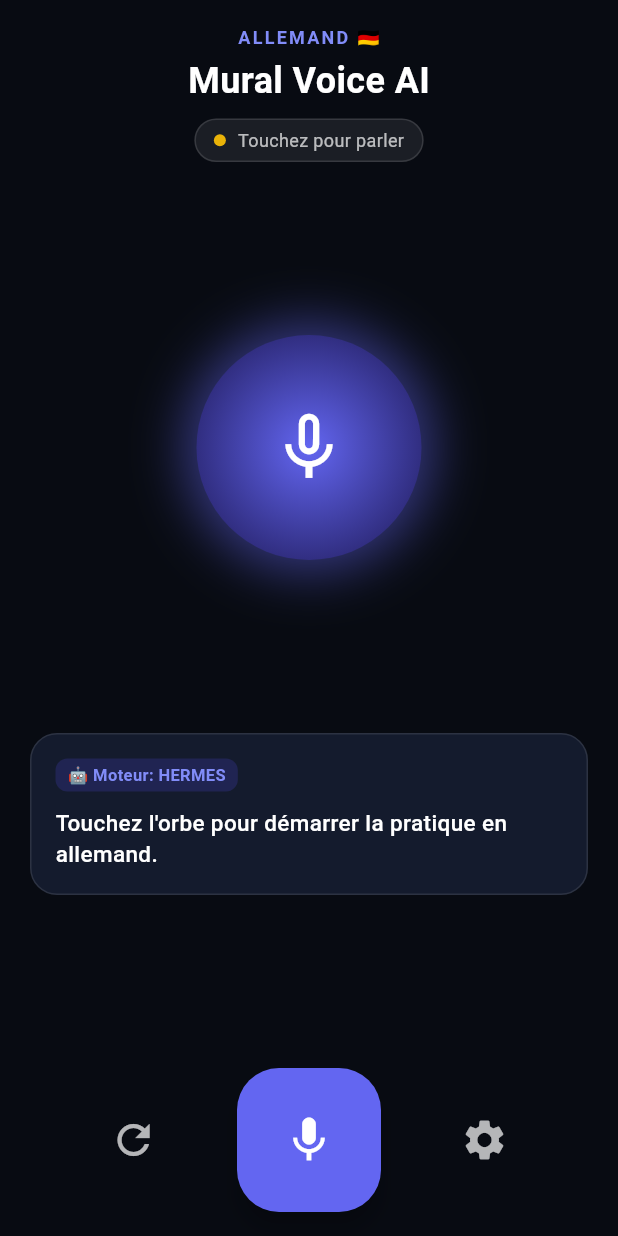
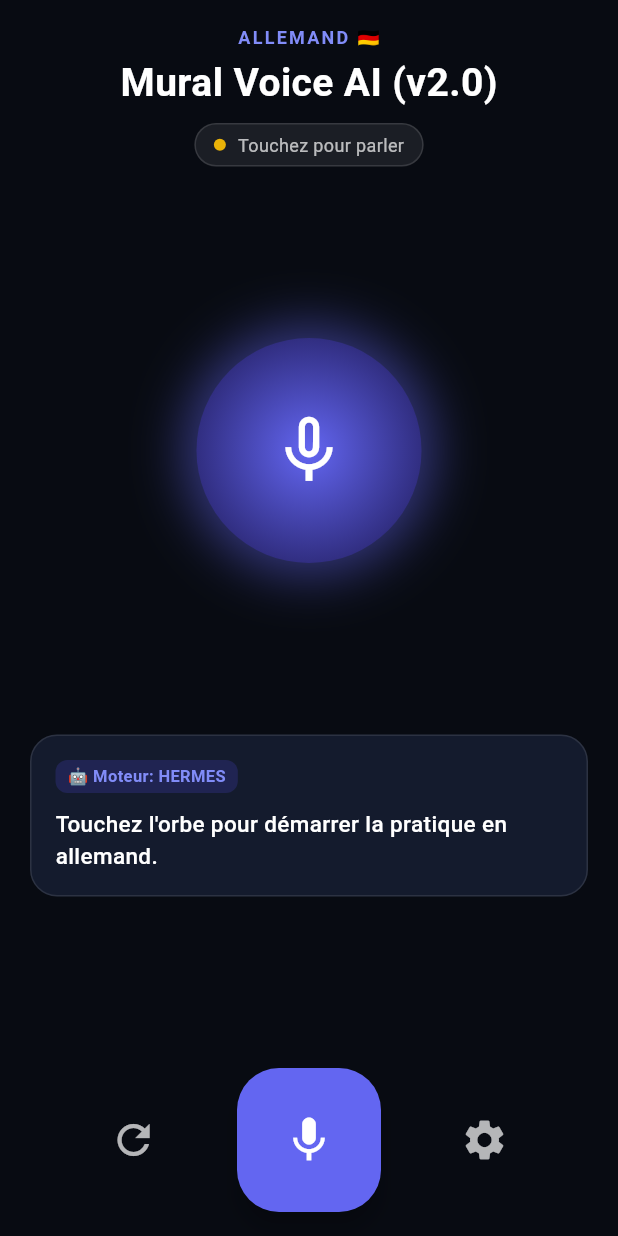
Before and after one commit to ia2213/quran-app-ios, a Flutter app: the screen it shows after launch, on a phone screen of 412 x 824 dp. Run offline on Flutter 3.47's test engine with Material 3 defaults, Android fonts, the light colour scheme and no system bars; our stand-ins replace flutter_tts, shared_preferences, speech_to_text.

Commit message:
Update bundle identifier to com.mural.voiceAI and add v2.0 banner

```diff
--- a/lib/main.dart
+++ b/lib/main.dart
@@ -585,8 +585,8 @@ class _CallScreenState extends State<CallScreen> with SingleTickerProviderStateM
                   ),
                   const SizedBox(height: 4),
                   const Text(
-                    'Mural Voice AI',
-                    style: TextStyle(fontSize: 24, fontWeight: FontWeight.bold, color: Colors.white),
+                    'Mural Voice AI (v2.0)',
+                    style: TextStyle(fontSize: 26, fontWeight: FontWeight.bold, color: Colors.white),
                   ),
                   const SizedBox(height: 8),
                   Container(
```
Also changed, not shown: 1 other file.
